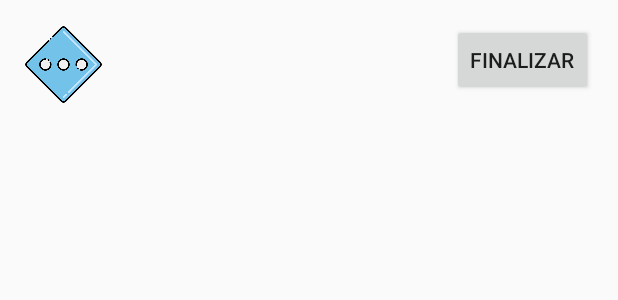
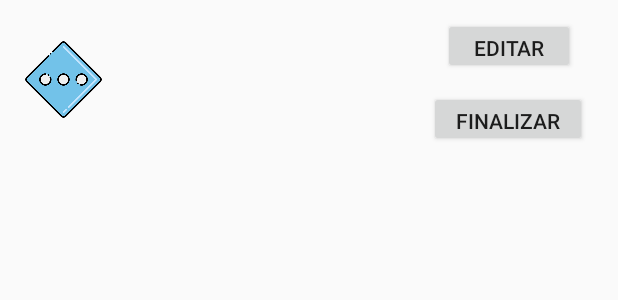
Before and after one commit to robledo21/Entrega1DAS, an Android app: the layout elemento_lista.xml on its own in the app's theme, with its tools: preview values and no code run, on a phone screen of 412 x 824 dp. Shown: the top 300 px of the screen. Run offline under Robolectric (Android 15) with nearby library versions, the phone set to English and light mode, and no system bars.

Commit message:
BD editable

```diff
--- a/app/src/main/res/layout/elemento_lista.xml
+++ b/app/src/main/res/layout/elemento_lista.xml
@@ -13,13 +13,24 @@
         android:textSize="16sp" />
 
     <Button
-        android:id="@+id/botonFinalizar"
+        android:id="@+id/botonEditar"
         android:layout_width="wrap_content"
-        android:layout_height="wrap_content"
+        android:layout_height="37dp"
         android:layout_below="@id/textViewTarea"
         android:layout_alignParentEnd="true"
-        android:layout_marginTop="-37dp"
-        android:layout_marginEnd="1dp"
+        android:layout_marginTop="-41dp"
+        android:layout_marginEnd="13dp"
+        android:onClick="editarTarea"
+        android:text="Editar" />
+
+    <Button
+        android:id="@+id/botonFinalizar"
+        android:layout_width="105dp"
+        android:layout_height="37dp"
+        android:layout_below="@id/textViewTarea"
+        android:layout_alignParentEnd="true"
+        android:layout_marginTop="7dp"
+        android:layout_marginEnd="5dp"
         android:onClick="finalizarTarea"
         android:text="Finalizar" />
 
@@ -29,6 +40,7 @@
         android:layout_height="55dp"
         android:layout_alignParentEnd="true"
         android:layout_marginEnd="327dp"
+        android:layout_marginTop="10dp"
         android:src="@drawable/priority" />
 
 </RelativeLayout>
```
Also changed, not shown: app/src/main/java/com/example/entrega1/MainActivity.java (+79 -0 lines), app/src/main/res/layout/editar_tarea_dialogo.xml (added, +23 -0 lines).
